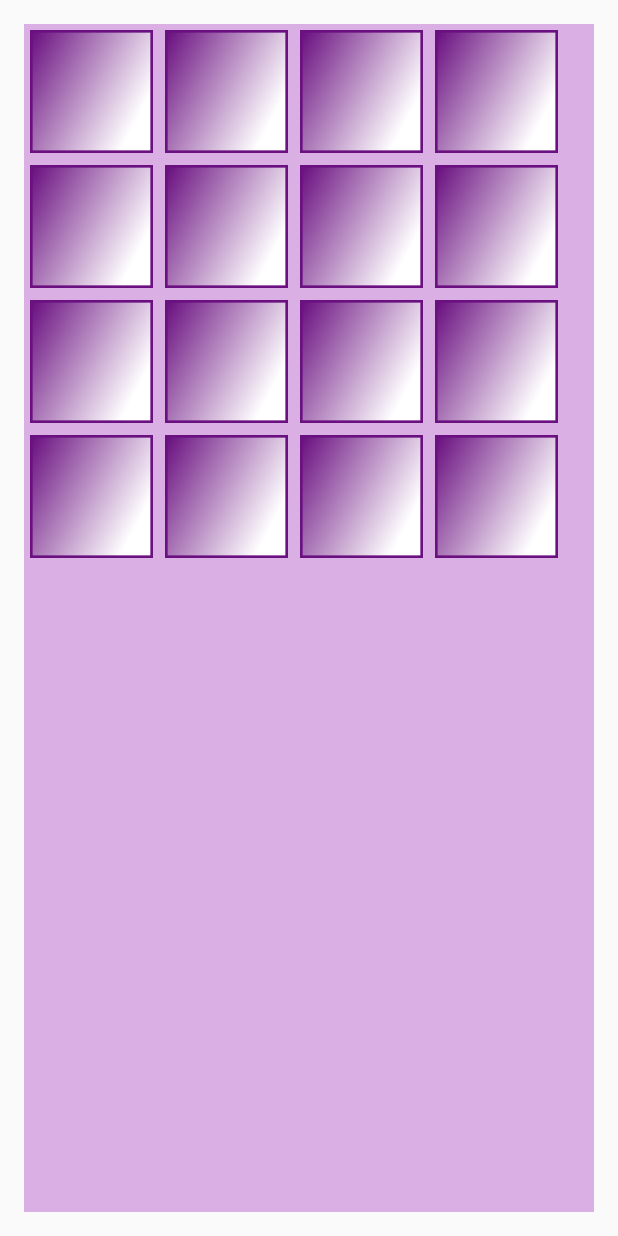
After one commit to Magisus/android-memory-game, an Android app: the fragment EasyBoardFragment placed in its activity, on a phone screen of 412 x 824 dp. The commit adds this screen. Run offline under Robolectric (Android 15) with nearby library versions, the phone set to English and light mode, and no system bars; 3 statements that could not run were skipped.

Commit message:
Easy game screen layout underway

```diff
--- /dev/null
+++ b/app/src/main/java/hu/ait/android/maggie/memorygame/gamescreen/EasyBoardFragment.java
@@ -0,0 +1,54 @@
+package hu.ait.android.maggie.memorygame.gamescreen;
+
+import android.app.Notification;
+import android.graphics.Color;
+import android.graphics.Point;
+import android.graphics.drawable.ColorDrawable;
+import android.os.Bundle;
+import android.support.annotation.Nullable;
+import android.support.v4.app.Fragment;
+import android.support.v7.app.ActionBar;
+import android.support.v7.app.ActionBarActivity;
+import android.view.Display;
+import android.view.LayoutInflater;
+import android.view.View;
+import android.view.ViewGroup;
+import android.widget.Button;
+import android.widget.GridLayout;
+import android.widget.RelativeLayout;
+
+import hu.ait.android.maggie.memorygame.R;
+
+/**
+ * Created by Magisus on 4/5/2015.
+ */
+public class EasyBoardFragment extends Fragment {
+
+    public static final String TAG = "EasyBoardFragment";
+    public static final int GRID_SIZE = 4;
+
+    @Override
+    public View onCreateView(LayoutInflater inflater, @Nullable ViewGroup container, @Nullable Bundle savedInstanceState) {
+        View rootView = inflater.inflate(R.layout.board_fragment, container, false);
+
+        RelativeLayout baseLayout = (RelativeLayout) getActivity().findViewById(R.id.bottomLayout);
+        int backgroundColor = getActivity().getResources().getColor(R.color.light_purple);
+        baseLayout.setBackgroundColor(backgroundColor);
+        rootView.setBackgroundColor(backgroundColor);
+        ActionBar actionBar = ((ActionBarActivity)getActivity()).getSupportActionBar();
+        actionBar.setBackgroundDrawable(new ColorDrawable(getActivity().getResources().getColor(R.color.dark_purple)));
+
+        GridLayout grid = (GridLayout) rootView.findViewById(R.id.boardLayout);
+        grid.setRowCount(GRID_SIZE);
+        Display display = getActivity().getWindowManager().getDefaultDisplay();
+        Point size = new Point();
+        display.getSize(size);
+        int cardWidth = size.x / (GRID_SIZE + 1);
+        for (int i = 0; i < GRID_SIZE * GRID_SIZE; i++) {
+            Button button = new Button(getActivity());
+            button.setBackground(getActivity().getResources().getDrawable(R.drawable.easy_button));
+            grid.addView(button, cardWidth, cardWidth);
+        }
+        return rootView;
+    }
+}
--- /dev/null
+++ b/app/src/main/res/drawable/easy_button.xml
@@ -0,0 +1,8 @@
+<?xml version="1.0" encoding="utf-8"?>
+<selector xmlns:android="http://schemas.android.com/apk/res/android">
+    <item android:drawable="@drawable/easy_button_back"
+          android:state_pressed="true" />
+    <item android:drawable="@drawable/easy_button_back"
+          android:state_focused="true" />
+    <item android:drawable="@drawable/easy_button_back" />
+</selector>
--- /dev/null
+++ b/app/src/main/res/layout/board_fragment.xml
@@ -0,0 +1,9 @@
+<?xml version="1.0" encoding="utf-8"?>
+<GridLayout xmlns:android="http://schemas.android.com/apk/res/android"
+            android:orientation="vertical"
+            android:layout_width="match_parent"
+            android:layout_height="match_parent"
+            android:id="@+id/boardLayout"
+            android:useDefaultMargins="true">
+
+</GridLayout>
--- a/app/src/main/res/values/strings.xml
+++ b/app/src/main/res/values/strings.xml
@@ -9,7 +9,7 @@
     <string name="tutorial">Tutorial</string>
     <string name="high_scores">High Scores</string>
     <string name="title_activity_game_screen">Memory Game</string>
-    <string name="easy_text">Easy (5x5)</string>
-    <string name="medium_text">Medium (7x7)</string>
-    <string name="hard_text">Hard (9x9)</string>
+    <string name="easy_text">Easy (4x4)</string>
+    <string name="medium_text">Medium (6x6)</string>
+    <string name="hard_text">Hard (8x8)</string>
 </resources>
--- a/app/src/main/res/values/styles.xml
+++ b/app/src/main/res/values/styles.xml
@@ -17,4 +17,11 @@
         <item name="android:textSize">20sp</item>
     </style>
 
+    <style name="EasyCard" parent="android:Widget.Button">
+        <item name="android:background">@drawable/easy_button</item>
+    </style>
+
+    <color name="light_purple">#DAB0E4</color>
+    <color name="dark_purple">#6A1080</color>
+
 </resources>
```
Also changed, not shown: app/src/main/java/hu/ait/android/maggie/memorygame/gamescreen/GameScreenActivity.java (+30 -2 lines), app/src/main/java/hu/ait/android/maggie/memorygame/gamescreen/MediumBoardFragment.java (added, +40 -0 lines), app/src/main/res/layout/activity_game_screen.xml (+6 -4 lines), app/src/main/res/drawable/easy_button_back.png (added), 1 other file.
